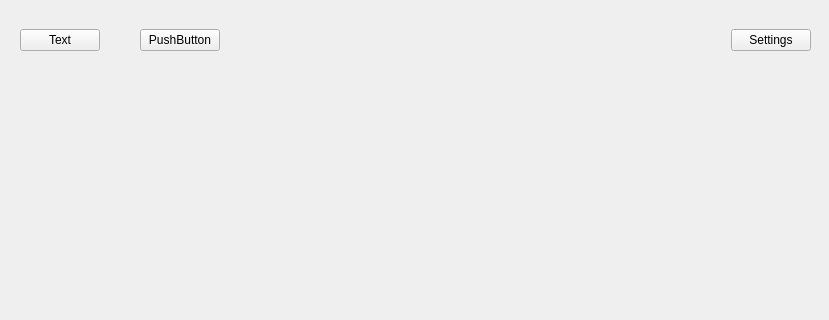
Old version of the form src/Widgets/FinTranslatorMainWidget.ui in the repository KimYubin/SolTranslator; both pictures show x 0 to 829 and y 0 to 320 of the 829 by 530 pixel window.
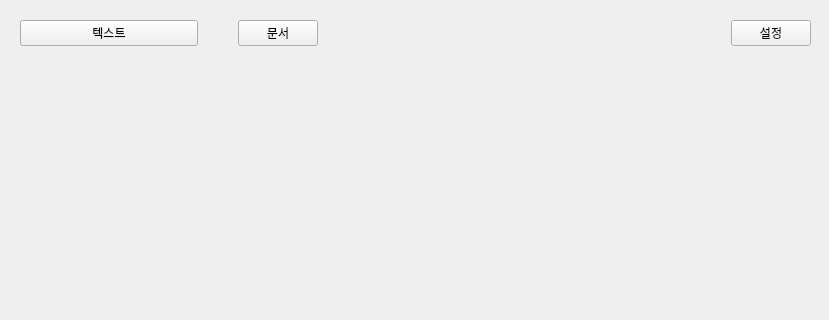
New version of the form.

Commit message:
[개선] 메인위젯 상단 탭 버튼 구조 개선. 버튼에 한국어, 아이콘 추가.
1. 메인 위젯 상단 버튼의 구조를 cpp에서 쉽게 추가할수 있는 구조로 변경
 - 원래는 버튼, 버튼, 우측 레이아웃 이었는데, 좌,우 레이아웃으로 만들고, 좌측 레아이웃에 버튼을 그냥 추가할 수 있도록 변경
 - 좌측 레아이웃에 addwidget을 하면 그냥 자연스럽게 버튼 추가됨.

2. 상단 탭 버튼을 한국어로 변경 및 아이콘 추가
 - 더미 버튼을 문서 버튼으로 이름만 변경. 아이콘도 추가함.

3. 트레이 메뉴도 한글로 변경

4. 테마 적용버튼도 셋팅카드로 만들어서 추가함.

The edit to the form file:
```diff
--- a/src/Widgets/FinTranslatorMainWidget.ui
+++ b/src/Widgets/FinTranslatorMainWidget.ui
@@ -48,6 +48,11 @@
      <layout class="QHBoxLayout" name="statusLayout"/>
     </item>
     <item row="0" column="0">
+     <layout class="QHBoxLayout" name="topMenuLayout">
+      <property name="spacing">
+       <number>0</number>
+      </property>
+      <item>
      <layout class="QHBoxLayout" name="tabBarLayout">
       <property name="spacing">
        <number>40</number>
@@ -55,45 +60,31 @@
       <item>
        <widget class="QPushButton" name="button_0_TextTab">
         <property name="text">
-         <string>Text</string>
+           <string>텍스트</string>
         </property>
         <property name="checkable">
          <bool>true</bool>
         </property>
        </widget>
       </item>
-      <item>
-       <widget class="QPushButton" name="button_1_dummy">
+        <item alignment="Qt::AlignmentFlag::AlignLeft">
+         <widget class="QPushButton" name="docTabButton">
         <property name="text">
-         <string>PushButton</string>
+           <string>문서</string>
         </property>
         <property name="checkable">
          <bool>true</bool>
         </property>
        </widget>
+        </item>
+       </layout>
       </item>
       <item>
        <layout class="QHBoxLayout" name="rightAlignLayout">
-        <item>
-         <spacer name="horizontalSpacer_2">
-          <property name="orientation">
-           <enum>Qt::Orientation::Horizontal</enum>
-          </property>
-          <property name="sizeHint" stdset="0">
-           <size>
-            <width>40</width>
-            <height>40</height>
-           </size>
-          </property>
-         </spacer>
-        </item>
-        <item>
-         <widget class="QPushButton" name="button_9_setting">
+        <item alignment="Qt::AlignmentFlag::AlignRight">
+         <widget class="QPushButton" name="settingsButton">
           <property name="text">
-           <string>Settings</string>
-          </property>
-          <property name="checkable">
-           <bool>true</bool>
+           <string>설정</string>
           </property>
          </widget>
         </item>
```
Left out of the diff: 8 changed lines with no effect on the pictures. Lines whose indentation alone changed are shown as unchanged. The commit also changes 7 other files.
